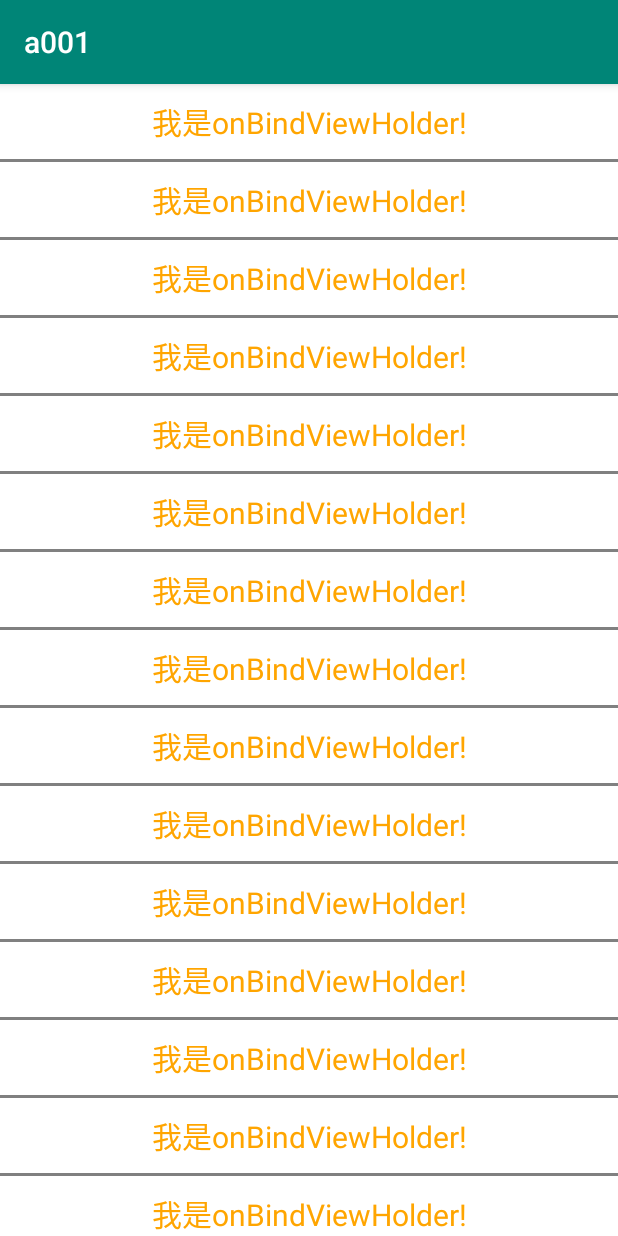
After one commit to chemoontheshy/android, an Android app: the LinearRecyclerViewActivity screen opened directly, with no data from a screen before it, on a phone screen of 412 x 824 dp. The commit adds this screen. Run offline under Robolectric (Android 15) with nearby library versions, the phone set to English and light mode, and no system bars.

Commit message:
20200907

```diff
--- a/001/app/build.gradle
+++ b/001/app/build.gradle
@@ -18,7 +18,6 @@ android {
         }
     }
 }
-//调用glide
 repositories {
     google()
     jcenter()
@@ -34,4 +33,8 @@ dependencies {
     //调用glide
     implementation 'com.github.bumptech.glide:glide:4.11.0'
     annotationProcessor 'com.github.bumptech.glide:compiler:4.11.0'
+    implementation 'androidx.recyclerview:recyclerview:1.1.0'
+    implementation 'androidx.legacy:legacy-support-v4:1.0.0'
+    implementation 'androidx.cardview:cardview:1.0.0'
+    implementation 'com.google.android.material:material:1.0.0'
 }
--- a/001/app/src/main/java/com/qchenmo/a001/gridview/GridViewActivity.java
+++ b/001/app/src/main/java/com/qchenmo/a001/gridView/GridViewActivity.java
@@ -1,4 +1,4 @@
-package com.qchenmo.a001.gridview;
+package com.qchenmo.a001.gridView;
 
 import android.os.Bundle;
 import android.view.View;
--- a/001/app/src/main/java/com/qchenmo/a001/gridview/MyGridViewAdapter.java
+++ b/001/app/src/main/java/com/qchenmo/a001/gridView/MyGridViewAdapter.java
@@ -1,4 +1,4 @@
-package com.qchenmo.a001.gridview;
+package com.qchenmo.a001.gridView;
 
 import android.content.Context;
 import android.view.LayoutInflater;
--- /dev/null
+++ b/001/app/src/main/java/com/qchenmo/a001/recyclerView/LinearAdapter.java
@@ -0,0 +1,61 @@
+package com.qchenmo.a001.recyclerView;
+
+import android.content.Context;
+import android.view.LayoutInflater;
+import android.view.View;
+import android.view.ViewGroup;
+import android.widget.TextView;
+import android.widget.Toast;
+
+import com.qchenmo.a001.R;
+
+import androidx.annotation.NonNull;
+import androidx.recyclerview.widget.RecyclerView;
+
+public class LinearAdapter extends RecyclerView.Adapter<LinearAdapter.LinearViewHolder> {
+
+    private Context mContext;
+    private OnItemClickListener mListener;
+    public LinearAdapter (Context context, OnItemClickListener listener){
+        this.mContext = context;
+        this.mListener = listener;
+    }
+
+    @Override
+    public LinearAdapter.LinearViewHolder onCreateViewHolder(@NonNull ViewGroup parent, int viewType) {
+
+        return new LinearViewHolder(LayoutInflater.from(mContext).inflate(R.layout.layout_linear_item,parent,false));
+    }
+
+    @Override
+    public void onBindViewHolder(LinearViewHolder holder, final int position) {
+        holder.textView.setText("我是onBindViewHolder!");
+        holder.itemView.setOnClickListener(new View.OnClickListener() {
+            @Override
+            public void onClick(View v) {
+                mListener.onClick(position);
+            }
+        });
+
+    }
+
+    @Override
+    public int getItemCount() {
+        return 30;
+    }
+
+    class LinearViewHolder extends RecyclerView.ViewHolder{
+
+        private TextView textView;
+
+        public LinearViewHolder(@NonNull View itemView) {
+            super(itemView);
+            textView  = itemView.findViewById(R.id.lv_rv_title);
+        }
+    }
+
+    public interface OnItemClickListener{
+        void onClick(int pos);
+
+    }
+}
--- /dev/null
+++ b/001/app/src/main/java/com/qchenmo/a001/recyclerView/LinearRecyclerViewActivity.java
@@ -0,0 +1,42 @@
+package com.qchenmo.a001.recyclerView;
+
+import androidx.annotation.NonNull;
+import androidx.appcompat.app.AppCompatActivity;
+import androidx.recyclerview.widget.LinearLayoutManager;
+import androidx.recyclerview.widget.RecyclerView;
+import androidx.recyclerview.widget.StaggeredGridLayoutManager;
+
+import android.graphics.Rect;
+import android.os.Bundle;
+import android.view.View;
+import android.widget.Toast;
+
+import com.qchenmo.a001.R;
+
+public class LinearRecyclerViewActivity extends AppCompatActivity {
+
+    private RecyclerView LinearRecyclerViewMain;
+
+    @Override
+    protected void onCreate(Bundle savedInstanceState) {
+        super.onCreate(savedInstanceState);
+        setContentView(R.layout.activity_linear_recycler_view);
+        LinearRecyclerViewMain = findViewById(R.id.lv_rv_main);
+        LinearRecyclerViewMain.setLayoutManager(new LinearLayoutManager(LinearRecyclerViewActivity.this));
+        LinearRecyclerViewMain.addItemDecoration(new MyDecoration());
+        LinearRecyclerViewMain.setAdapter(new LinearAdapter(LinearRecyclerViewActivity.this, new LinearAdapter.OnItemClickListener() {
+            @Override
+            public void onClick(int pos) {
+                Toast.makeText(LinearRecyclerViewActivity.this,"click"+pos,Toast.LENGTH_SHORT).show();
+            }
+        }));
+    }
+
+    class  MyDecoration extends  RecyclerView.ItemDecoration{
+        @Override
+        public void getItemOffsets(@NonNull Rect outRect, @NonNull View view, @NonNull RecyclerView parent, @NonNull RecyclerView.State state) {
+            super.getItemOffsets(outRect, view, parent, state);
+            outRect.set(0,0,0,getResources().getDimensionPixelOffset(R.dimen.dividerHeight));
+        }
+    }
+}
--- /dev/null
+++ b/001/app/src/main/res/layout/activity_linear_recycler_view.xml
@@ -0,0 +1,15 @@
+<?xml version="1.0" encoding="utf-8"?>
+<RelativeLayout xmlns:android="http://schemas.android.com/apk/res/android"
+
+    xmlns:tools="http://schemas.android.com/tools"
+    android:layout_width="match_parent"
+    android:layout_height="match_parent"
+    tools:context=".recyclerView.LinearRecyclerViewActivity">
+
+    <androidx.recyclerview.widget.RecyclerView
+        android:id="@+id/lv_rv_main"
+        android:layout_width="match_parent"
+        android:layout_height="wrap_content"
+        android:background="@color/colorGray" />
+
+</RelativeLayout>
--- /dev/null
+++ b/001/app/src/main/res/layout/layout_linear_item.xml
@@ -0,0 +1,15 @@
+<?xml version="1.0" encoding="utf-8"?>
+<LinearLayout xmlns:android="http://schemas.android.com/apk/res/android"
+    android:layout_width="match_parent"
+    android:layout_height="wrap_content"
+    android:orientation="vertical">
+
+    <TextView
+        android:id="@+id/lv_rv_title"
+        android:layout_width="match_parent"
+        android:layout_height="50dp"
+        android:gravity="center"
+        android:textColor="@color/colorOrange"
+        android:textSize="20sp"
+        android:background="@color/colorWhite"/>
+</LinearLayout>
--- a/001/app/src/main/res/values/colors.xml
+++ b/001/app/src/main/res/values/colors.xml
@@ -5,4 +5,5 @@
     <color name="colorAccent">#D81B60</color>
     <color name="colorOrange">#FFA500</color>
     <color name="colorGray">#808080</color>
+    <color name="colorWhite">#fff</color>
 </resources>
--- /dev/null
+++ b/001/app/src/main/res/values/dimens.xml
@@ -0,0 +1,5 @@
+<?xml version="1.0" encoding="utf-8"?>
+<resources>
+    <dimen name="dividerHeight" >2dp</dimen>
+    <color name="dividerBlock">#000</color>
+</resources>
--- a/001/app/src/main/res/values/strings.xml
+++ b/001/app/src/main/res/values/strings.xml
@@ -35,4 +35,9 @@
     <string name="data">2020-9-4</string>
     <string name="content">这是内容</string>
     <string name="btn_GridView">GridView</string>
+    <string name="ScrollView">ScrollView</string>
+    <string name="btn_linearView">列表视图</string>
+    <string name="btn_RecyclerView">RecyclerView</string>
+    <string name="btn_horizontalView">水平滚动</string>
+    <string name="PuRecyclerView">瀑布流</string>
 </resources>
```
Also changed, not shown: 001/app/src/main/AndroidManifest.xml (+7 -4 lines), 001/app/src/main/java/com/qchenmo/a001/MainActivity.java (+13 -9 lines), 001/app/src/main/java/com/qchenmo/a001/recyclerView/HorRecyclerViewActivity.java (added, +43 -0 lines), 001/app/src/main/java/com/qchenmo/a001/recyclerView/PuRecyclerViewActivity.java (added, +22 -0 lines), 001/app/src/main/java/com/qchenmo/a001/recyclerView/RecyclerViewActivity.java (added, +46 -0 lines), 001/app/src/main/res/layout/activity_hor_recycler_view.xml (added, +14 -0 lines), 001/app/src/main/res/layout/activity_main.xml (+72 -12 lines), 001/app/src/main/res/layout/activity_pu_recycler_view.xml (added, +13 -0 lines), 001/app/src/main/res/layout/activity_recycler_view.xml (added, +26 -0 lines).
